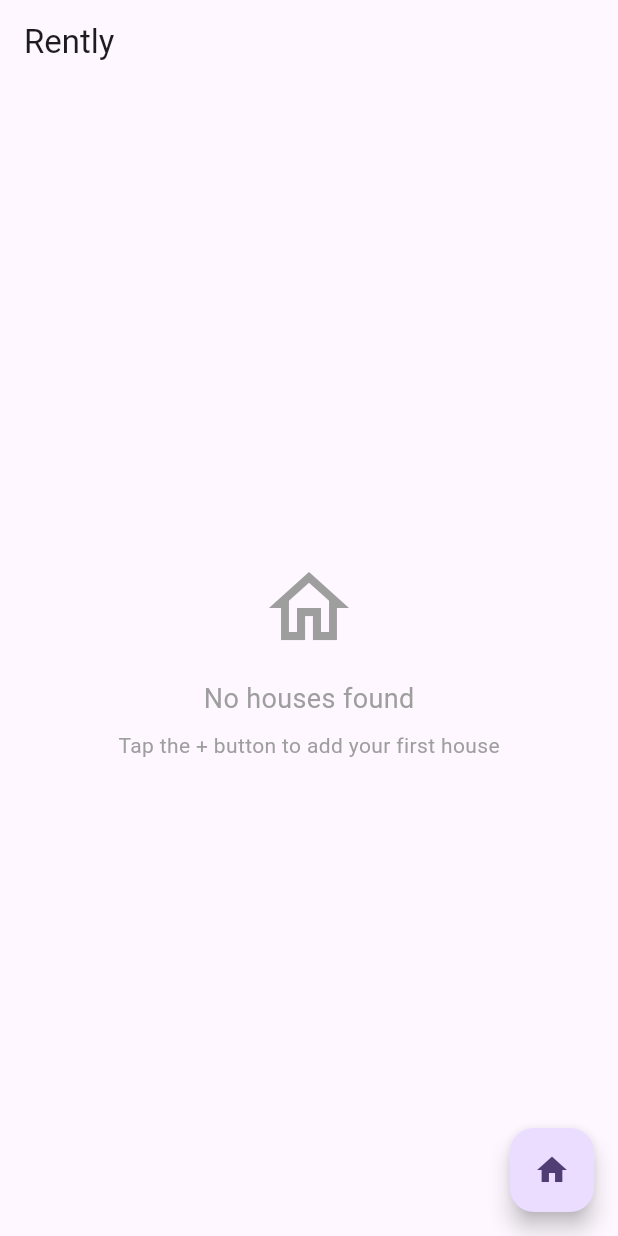
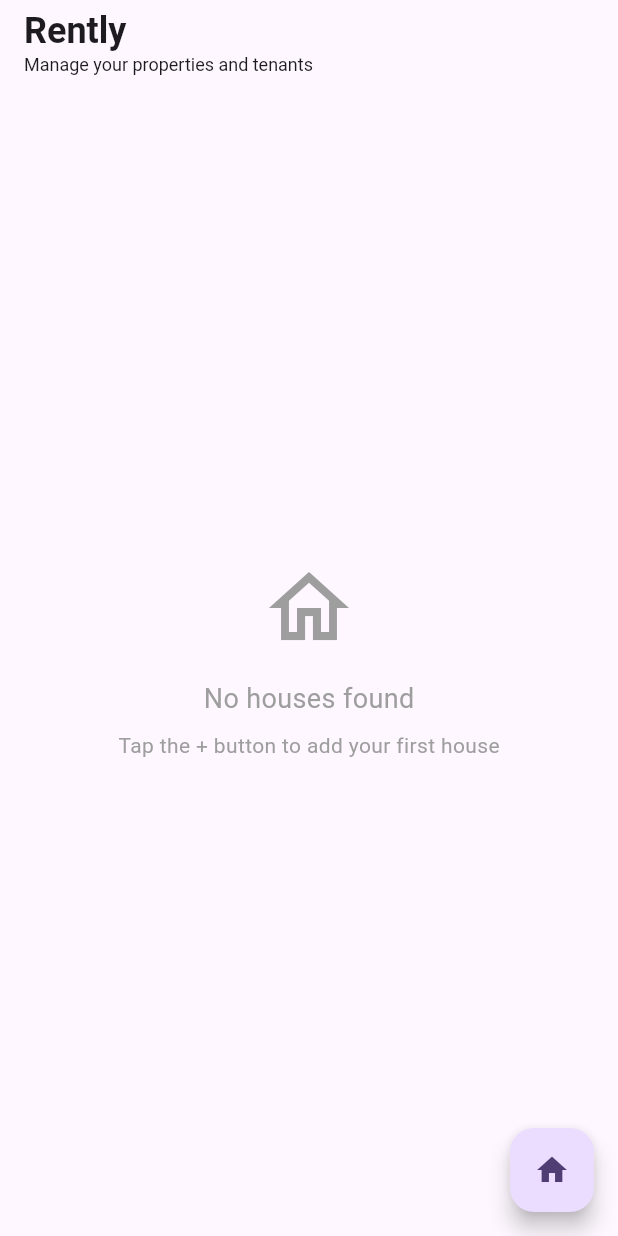
Before and after one commit to Daneshwaran/rently, a Flutter app: the screen it shows after launch, on a phone screen of 412 x 824 dp. Run offline on Flutter 3.47's test engine with Material 3 defaults, Android fonts, the phone set to English and light mode, and no system bars; our stand-ins replace bloc, cloud_firestore, equatable, firebase_core, flutter_bloc, freezed_annotation; accounts and stored records are empty; generated files the repository leaves out were written again.

Commit message:
Tenant delete  show message, navigate and refresh parent page

```diff
--- a/lib/application/bloc/tenant_bloc.dart
+++ b/lib/application/bloc/tenant_bloc.dart
@@ -1,4 +1,3 @@
-import 'dart:developer';
 import 'package:bloc/bloc.dart';
 import 'package:equatable/equatable.dart';
 import '../../domain/entities/tenant.dart';
--- a/lib/application/bloc/tenant_state.dart
+++ b/lib/application/bloc/tenant_state.dart
@@ -10,6 +10,8 @@ abstract class TenantState extends Equatable {
 class TenantInitial extends TenantState {}
 
 class TenantLoading extends TenantState {}
+
+class TenantDeleting extends TenantState {}
 
 class TenantCreated extends TenantState {
   final Tenant tenant;
--- a/lib/infrastructure/repositories/tenant_repository_impl.dart
+++ b/lib/infrastructure/repositories/tenant_repository_impl.dart
@@ -164,7 +164,7 @@ class TenantRepositoryImpl implements TenantRepository {
   @override
   Future<void> deleteTenant(String id) async {
     try {
-      log('Deleting tenant with ID: $id from Firestore');
+      print('Deleting tenant with ID: $id from Firestore');
 
       await _firestore.collection(_collectionName).doc(id).delete();
 
--- a/lib/main.dart
+++ b/lib/main.dart
@@ -20,7 +20,7 @@ class MyApp extends StatelessWidget {
   @override
   Widget build(BuildContext context) {
     return MaterialApp(
-      title: 'Flutter Demo',
+      title: 'Rently',
       theme: ThemeData(
         // This is the theme of your application.
         //
@@ -39,13 +39,16 @@ class MyApp extends StatelessWidget {
         // tested with just a hot reload.
         colorScheme: ColorScheme.fromSeed(seedColor: Colors.deepPurple),
       ),
-      home: const MyHomePage(title: 'Rently'),
+      home: const MyHomePage(
+        title: 'Rently',
+        subtitle: 'Manage your properties and tenants',
+      ),
     );
   }
 }
 
 class MyHomePage extends StatefulWidget {
-  const MyHomePage({super.key, required this.title});
+  const MyHomePage({super.key, required this.title, required this.subtitle});
 
   // This widget is the home page of your application. It is stateful, meaning
   // that it has a State object (defined below) that contains fields that affect
@@ -57,7 +60,7 @@ class MyHomePage extends StatefulWidget {
   // always marked "final".
 
   final String title;
-
+  final String subtitle;
   @override
   State<MyHomePage> createState() => _MyHomePageState();
 }
@@ -96,13 +99,28 @@ class _MyHomePageState extends State<MyHomePage> {
     return BlocProvider.value(
       value: _houseBloc,
       child: Scaffold(
-        appBar: AppBar(title: Text(widget.title)),
-        body: Column(
-          children: [
-            // House list section
-            const Expanded(child: HouseListWidget()),
-          ],
+        appBar: AppBar(
+          title: Column(
+            crossAxisAlignment: CrossAxisAlignment.start,
+            children: [
+              Text(
+                widget.title,
+                style: const TextStyle(
+                  fontSize: 24,
+                  fontWeight: FontWeight.bold,
+                ),
+              ),
+              Text(
+                widget.subtitle,
+                style: const TextStyle(
+                  fontSize: 12,
+                  fontWeight: FontWeight.normal,
+                ),
+              ),
+            ],
+          ),
         ),
+        body: Column(children: [const Expanded(child: HouseListWidget())]),
         floatingActionButton: FloatingActionButton(
           onPressed: _navigateToCreateHouse,
           tooltip: 'Add House',
```
Also changed, not shown: lib/presentation/pages/tenant_details.dart (+51 -1 lines), lib/presentation/pages/tenant_page.dart (+11 -16 lines).
